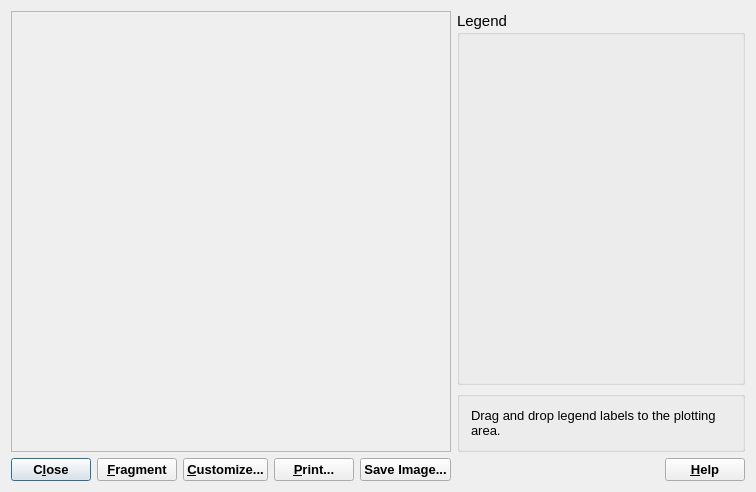
Before: the Qt Designer form gems3/vizor4/dlg4/GraphDialog4.ui in gemshub/GEMSGUI, drawn with Qt 5.
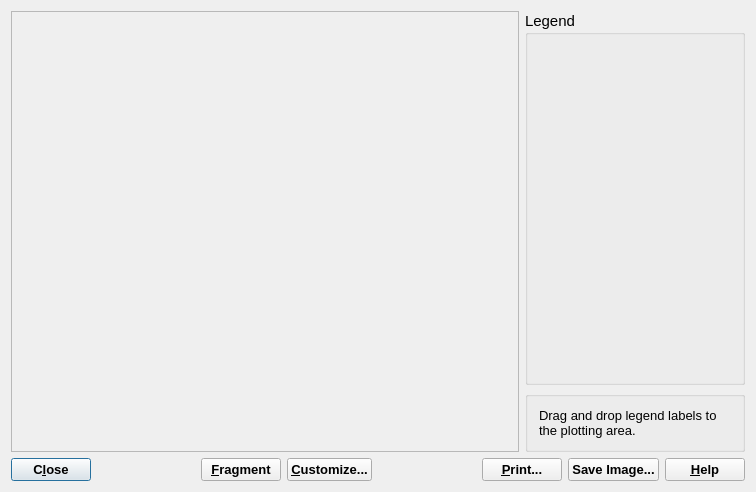
After: the same form once the commit is applied.

Commit message: Renamed VersionDialog, Added HelponHelp, bugfix GraphDialog (SD)

```diff
--- a/gems3/vizor4/dlg4/GraphDialog4.ui
+++ b/gems3/vizor4/dlg4/GraphDialog4.ui
@@ -22,7 +22,7 @@
    <string>GEM-Selektor v.2.1-PSI Graphics Dialog</string>
   </property>
   <layout class="QGridLayout" name="gridLayout">
-   <item row="0" column="0" rowspan="2" colspan="5">
+   <item row="0" column="0" rowspan="2" colspan="6">
     <widget class="QFrame" name="plotFrame">
      <property name="sizePolicy">
       <sizepolicy hsizetype="Expanding" vsizetype="Expanding">
@@ -44,10 +44,10 @@
      </property>
     </widget>
    </item>
-   <item row="0" column="5" colspan="2">
+   <item row="0" column="6" colspan="3">
     <widget class="QGroupBox" name="pGrpLegend">
      <property name="sizePolicy">
-      <sizepolicy hsizetype="Minimum" vsizetype="Expanding">
+      <sizepolicy hsizetype="Preferred" vsizetype="Expanding">
        <horstretch>0</horstretch>
        <verstretch>0</verstretch>
       </sizepolicy>
@@ -62,10 +62,10 @@
      </property>
     </widget>
    </item>
-   <item row="1" column="5" colspan="2">
+   <item row="1" column="6" colspan="3">
     <widget class="QGroupBox" name="groupBox">
      <property name="sizePolicy">
-      <sizepolicy hsizetype="Minimum" vsizetype="Preferred">
+      <sizepolicy hsizetype="Preferred" vsizetype="Preferred">
        <horstretch>0</horstretch>
        <verstretch>0</verstretch>
       </sizepolicy>
@@ -77,7 +77,7 @@
       <item row="0" column="0">
        <widget class="QLabel" name="TextLabel1">
         <property name="sizePolicy">
-         <sizepolicy hsizetype="Minimum" vsizetype="Preferred">
+         <sizepolicy hsizetype="MinimumExpanding" vsizetype="Preferred">
           <horstretch>0</horstretch>
           <verstretch>0</verstretch>
          </sizepolicy>
@@ -125,6 +125,19 @@
     </widget>
    </item>
    <item row="2" column="1">
+    <spacer name="horizontalSpacer">
+     <property name="orientation">
+      <enum>Qt::Horizontal</enum>
+     </property>
+     <property name="sizeHint" stdset="0">
+      <size>
+       <width>104</width>
+       <height>21</height>
+      </size>
+     </property>
+    </spacer>
+   </item>
+   <item row="2" column="2">
     <widget class="QPushButton" name="pFragmentBtn">
      <property name="sizePolicy">
       <sizepolicy hsizetype="Preferred" vsizetype="Preferred">
@@ -149,7 +162,7 @@
      </attribute>
     </widget>
    </item>
-   <item row="2" column="2">
+   <item row="2" column="3">
     <widget class="QPushButton" name="pBtn4">
      <property name="sizePolicy">
       <sizepolicy hsizetype="Preferred" vsizetype="Preferred">
@@ -177,7 +190,20 @@
      </attribute>
     </widget>
    </item>
-   <item row="2" column="3">
+   <item row="2" column="4">
+    <spacer name="horizontalSpacer_2">
+     <property name="orientation">
+      <enum>Qt::Horizontal</enum>
+     </property>
+     <property name="sizeHint" stdset="0">
+      <size>
+       <width>104</width>
+       <height>21</height>
+      </size>
+     </property>
+    </spacer>
+   </item>
+   <item row="2" column="5" colspan="2">
     <widget class="QPushButton" name="pBtn3">
      <property name="sizePolicy">
       <sizepolicy hsizetype="Preferred" vsizetype="Preferred">
@@ -202,7 +228,7 @@
      </attribute>
     </widget>
    </item>
-   <item row="2" column="4">
+   <item row="2" column="7">
     <widget class="QPushButton" name="PushButton5">
      <property name="font">
       <font>
@@ -218,20 +244,7 @@
      </attribute>
     </widget>
    </item>
-   <item row="2" column="5">
-    <spacer name="horizontalSpacer">
-     <property name="orientation">
-      <enum>Qt::Horizontal</enum>
-     </property>
-     <property name="sizeHint" stdset="0">
-      <size>
-       <width>205</width>
-       <height>20</height>
-      </size>
-     </property>
-    </spacer>
-   </item>
-   <item row="2" column="6">
+   <item row="2" column="8">
     <widget class="QPushButton" name="pHelp">
      <property name="sizePolicy">
       <sizepolicy hsizetype="Preferred" vsizetype="Minimum">
```
The commit also changes 7 other files.
